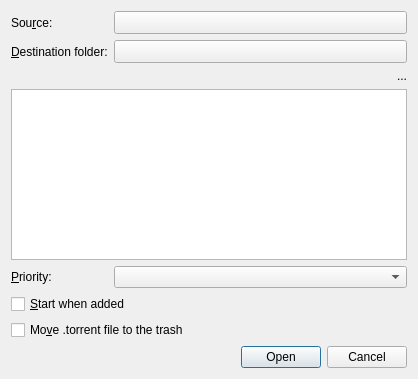
Qt form qt/OptionsDialog.ui (retransmission/retransmission) before a commit.
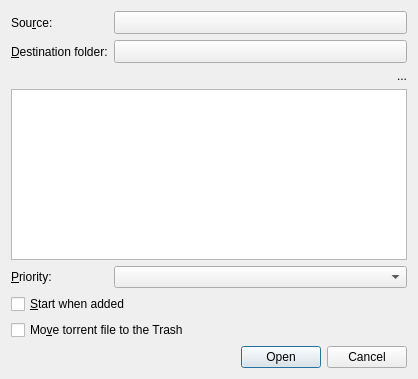
The same form after that commit. Custom widgets are drawn as their Qt base class.

Commit message:
chore: say "Move torrent file to the Trash" in every client
GTK, Qt, and macOS labeled the same checkbox four different ways. Apple
writes the Trash as a proper noun with an article, and GNOME's and
KDE's file managers also call the location Trash, so the capital T
fits all three clients.

```diff
--- a/qt/OptionsDialog.ui
+++ b/qt/OptionsDialog.ui
@@ -98,7 +98,7 @@
    <item row="6" column="0" colspan="2">
     <widget class="QCheckBox" name="trashCheck">
      <property name="text">
-      <string>Mo&amp;ve .torrent file to the trash</string>
+      <string>Mo&amp;ve torrent file to the Trash</string>
      </property>
     </widget>
    </item>
```
The commit also changes 7 other files.
